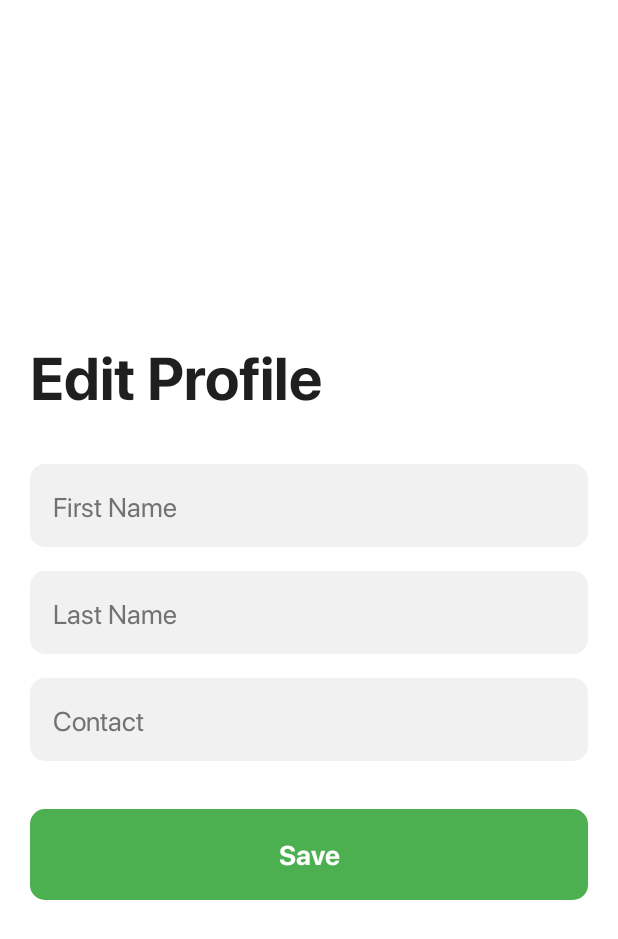
After one commit to devarshukani/Green, an Android app: the EditProfileActivity screen opened directly, with no data from a screen before it, on a phone screen of 412 x 824 dp. The commit adds this screen. Shown: the top 939 px of the screen. Run offline under Robolectric (Android 15) with nearby library versions, the phone set to English and light mode, and no system bars; our stand-ins replace Firebase (no records; nobody signed in at launch, a user with empty details on screens opened directly).

Commit message:
User Details Fields
- Seamless registration process added page to enter user details while registration.
- if details are not entered and try to login then goes to register user details page
- added edit profile page and completed its logic and updating data in firebase

```diff
--- a/Green-User/app/src/main/AndroidManifest.xml
+++ b/Green-User/app/src/main/AndroidManifest.xml
@@ -12,6 +12,12 @@
         android:supportsRtl="true"
         android:theme="@style/Theme.GreenUser"
         tools:targetApi="31">
+        <activity
+            android:name=".activity.EditProfileActivity"
+            android:exported="false" />
+        <activity
+            android:name=".activity.RegisterUserDetailsActivity"
+            android:exported="false" />
         <activity
             android:name=".activity.LoginActivity"
             android:exported="false" />
--- /dev/null
+++ b/Green-User/app/src/main/java/com/devarshukani/green_user/activity/EditProfileActivity.java
@@ -0,0 +1,125 @@
+package com.devarshukani.green_user.activity;
+
+import androidx.annotation.NonNull;
+import androidx.appcompat.app.AppCompatActivity;
+
+import android.annotation.SuppressLint;
+import android.content.Intent;
+import android.os.Bundle;
+import android.util.Log;
+import android.view.View;
+import android.widget.Button;
+import android.widget.EditText;
+import android.widget.Toast;
+
+import com.devarshukani.green_user.R;
+import com.google.android.gms.tasks.OnFailureListener;
+import com.google.android.gms.tasks.OnSuccessListener;
+import com.google.firebase.auth.FirebaseAuth;
+import com.google.firebase.firestore.DocumentSnapshot;
+import com.google.firebase.firestore.FirebaseFirestore;
+
+import java.util.HashMap;
+import java.util.Map;
+
+public class EditProfileActivity extends AppCompatActivity {
+
+    private EditText editProfileFirstName;
+    private EditText editProfileLastName;
+    private EditText editProfileContact;
+    private Button editProfileSaveButton;
+    private FirebaseAuth auth;
+    private FirebaseFirestore db;
+
+    @Override
+    protected void onCreate(Bundle savedInstanceState) {
+        super.onCreate(savedInstanceState);
+        setContentView(R.layout.activity_edit_profile);
+
+        editProfileFirstName = findViewById(R.id.editProfileFirstName);
+        editProfileLastName = findViewById(R.id.editProfileLastName);
+        editProfileContact = findViewById(R.id.editProfileContact);
+        editProfileSaveButton = findViewById(R.id.editProfileSaveButton);
+
+        auth = FirebaseAuth.getInstance();
+        db = FirebaseFirestore.getInstance();
+
+
+        db.collection("users").document(auth.getCurrentUser().getUid())
+                .get()
+                .addOnSuccessListener(new OnSuccessListener<DocumentSnapshot>() {
+                    @Override
+                    public void onSuccess(DocumentSnapshot documentSnapshot) {
+                        if (documentSnapshot.exists()) {
+                            String fname = documentSnapshot.getString("fname");
+                            String lname = documentSnapshot.getString("lname");
+                            String contact = documentSnapshot.getString("contact");
+
+                            editProfileFirstName.setText(fname);
+                            editProfileLastName.setText(lname);
+                            editProfileContact.setText(contact);
+
+                        } else {
+                            Log.d("Error", "Document does not exist");
+                        }
+                    }
+                })
+                .addOnFailureListener(new OnFailureListener() {
+                    @Override
+                    public void onFailure(@NonNull Exception e) {
+                        Log.w("Error", "Error getting document", e);
+                    }
+                });
+
+
+
+
+        editProfileSaveButton.setOnClickListener(new View.OnClickListener() {
+            @Override
+            public void onClick(View v) {
+                String fname = editProfileFirstName.getText().toString().trim();
+                String lname  = editProfileLastName.getText().toString().trim();
+                String contact  =  editProfileContact.getText().toString().trim();
+
+                if(fname.isEmpty()){
+                    editProfileFirstName.setError("First Name cannot be empty");
+                }
+                else if(lname.isEmpty()){
+                    editProfileLastName.setError("Last Name cannot be empty");
+                }
+                else if(contact.isEmpty()){
+                    editProfileContact.setError("Contact cannot be empty");
+                }
+                else if(contact.length() < 10){
+                    editProfileContact.setError("Invalid Contact Length");
+                }
+                else{
+                    Map<String, Object> userdetails = new HashMap<>();
+                    userdetails.put("fname", fname);
+                    userdetails.put("lname", lname);
+                    userdetails.put("contact", contact);
+
+                    db.collection("users").document(auth.getCurrentUser().getUid())
+                            .update(userdetails)
+                            .addOnSuccessListener(new OnSuccessListener<Void>() {
+                                @Override
+                                public void onSuccess(Void unused) {
+                                    Toast.makeText(getApplicationContext(), "Successfully updated Firestore", Toast.LENGTH_SHORT).show();
+                                    Intent intent = new Intent(getApplicationContext(), LoginActivity.class);
+                                    startActivity(intent);
+                                    finish();
+                                }
+                            })
+                            .addOnFailureListener(new OnFailureListener() {
+                                @Override
+                                public void onFailure(@NonNull Exception e) {
+                                    Log.w("Error", "Error updating document", e);
+                                    Toast.makeText(getApplicationContext(), "Something went wrong", Toast.LENGTH_SHORT).show();
+                                }
+                            });
+
+                }
+            }
+        });
+    }
+}
--- a/Green-User/app/src/main/java/com/devarshukani/green_user/activity/RegisterActivity.java
+++ b/Green-User/app/src/main/java/com/devarshukani/green_user/activity/RegisterActivity.java
@@ -63,7 +63,7 @@ public class RegisterActivity extends AppCompatActivity {
                         public void onComplete(@NonNull Task<AuthResult> task) {
                             if(task.isSuccessful()){
                                 Toast.makeText(RegisterActivity.this, "New User Created Successfully", Toast.LENGTH_SHORT).show();
-                                Intent intent = new Intent(RegisterActivity.this, LoginActivity.class);
+                                Intent intent = new Intent(getApplicationContext(), RegisterUserDetailsActivity.class);
                                 startActivity(intent);
                                 finish();
                             }
--- /dev/null
+++ b/Green-User/app/src/main/res/layout/activity_edit_profile.xml
@@ -0,0 +1,78 @@
+<?xml version="1.0" encoding="utf-8"?>
+<LinearLayout xmlns:android="http://schemas.android.com/apk/res/android"
+    android:orientation="vertical"
+    android:layout_width="match_parent"
+    android:layout_height="match_parent"
+    android:gravity="center_vertical"
+    android:padding="20dp"
+    android:background="@color/white">
+
+    <TextView
+        android:id="@+id/registerTitle1"
+        android:text="Edit Profile"
+        android:textSize="40sp"
+        android:textStyle="bold"
+        android:textColor="@color/darkgray"
+        android:layout_width="wrap_content"
+        android:layout_height="wrap_content"
+        android:fontFamily="@font/sf_pro_display_bold"/>
+
+    <EditText
+        android:id="@+id/editProfileFirstName"
+        android:hint="First Name"
+        android:inputType="textPersonName"
+        android:background="@drawable/edit_text_background"
+        android:padding="15dp"
+        android:textColorHint="@color/gray"
+        android:textSize="18sp"
+        android:layout_width="match_parent"
+        android:layout_height="wrap_content"
+        android:layout_marginTop="32dp"
+        android:fontFamily="@font/sf_pro_display_regular"/>
+
+
+    <EditText
+        android:id="@+id/editProfileLastName"
+        android:hint="Last Name"
+        android:inputType="textPersonName"
+        android:background="@drawable/edit_text_background"
+        android:padding="15dp"
+        android:textColorHint="@color/gray"
+        android:textSize="18sp"
+        android:layout_width="match_parent"
+        android:layout_height="wrap_content"
+        android:layout_marginTop="16dp"
+        android:fontFamily="@font/sf_pro_display_regular"/>
+
+    <EditText
+        android:id="@+id/editProfileContact"
+        android:hint="Contact"
+        android:inputType="number"
+        android:maxLength="10"
+        android:background="@drawable/edit_text_background"
+        android:padding="15dp"
+        android:textColorHint="@color/gray"
+        android:textSize="18sp"
+        android:layout_width="match_parent"
+        android:layout_height="wrap_content"
+        android:layout_marginTop="16dp"
+        android:fontFamily="@font/sf_pro_display_regular" />
+
+
+    <androidx.appcompat.widget.AppCompatButton
+        android:id="@+id/editProfileSaveButton"
+        android:text="Save"
+        android:textSize="18sp"
+        android:textStyle="bold"
+        android:background="@drawable/button_background"
+        android:textColor="@color/white"
+        android:padding="18dp"
+        android:layout_width="match_parent"
+        android:layout_height="wrap_content"
+        android:layout_marginTop="32dp"
+        android:elevation="0dp"
+        android:textAllCaps="false"
+        android:stateListAnimator="@null"
+        android:fontFamily="@font/sf_pro_display_bold"/>
+
+</LinearLayout>
```
Also changed, not shown: Green-User/app/src/main/java/com/devarshukani/green_user/activity/LoginActivity.java (+48 -3 lines), Green-User/app/src/main/java/com/devarshukani/green_user/activity/RegisterUserDetailsActivity.java (added, +110 -0 lines), Green-User/app/src/main/java/com/devarshukani/green_user/fragment/ProfileFragment.java (+23 -20 lines), Green-User/app/src/main/res/layout/activity_register_user_details.xml (added, +78 -0 lines).
